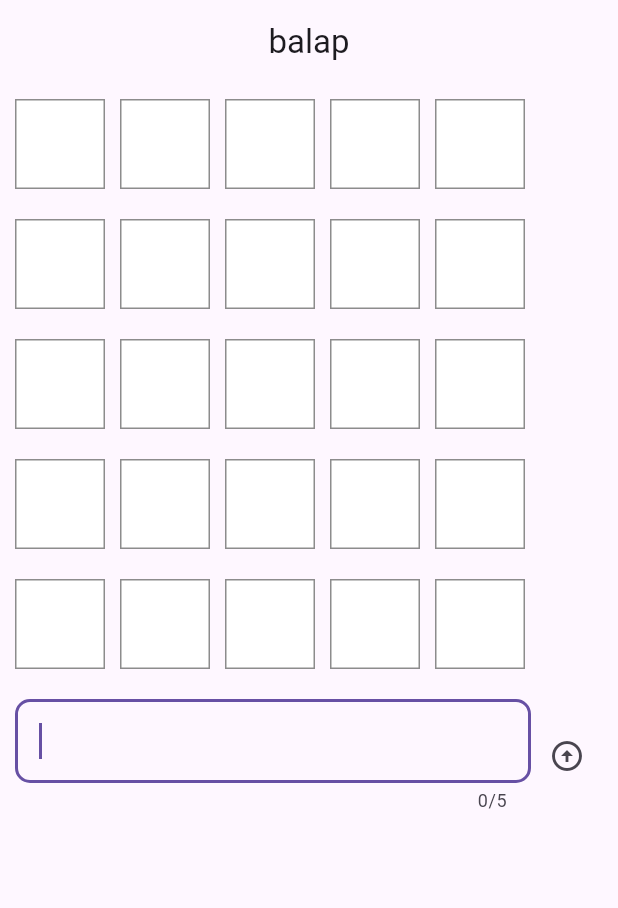
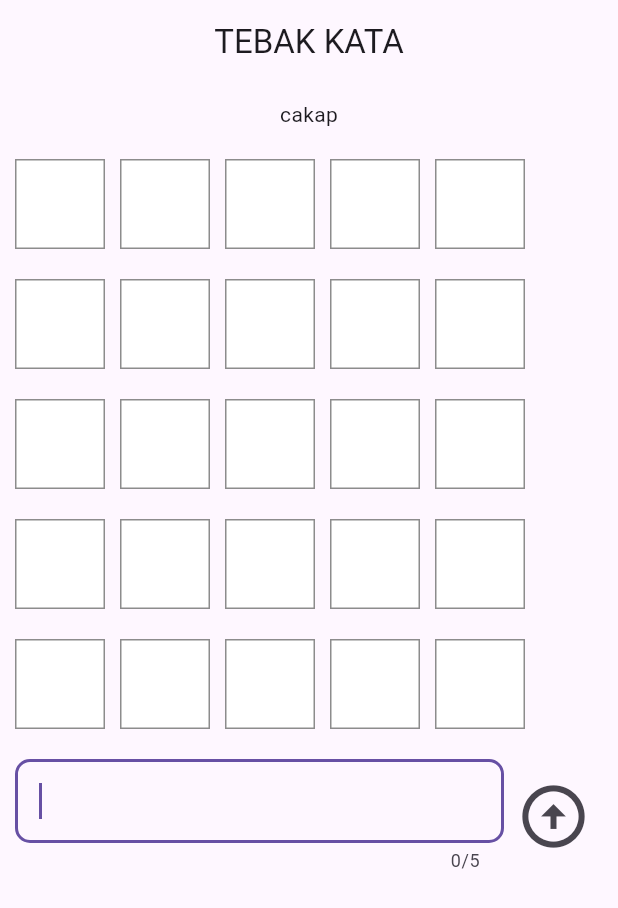
Before and after one commit to Nndokamal/flutter-tebak-kata, a Flutter app: the screen it shows after launch, after a tap on the "arrow circle up" icon, on a phone screen of 412 x 824 dp. Shown: the top 908 px of the screen. Run offline on Flutter 3.47's test engine with Material 3 defaults, Android fonts, the phone set to English and light mode, and no system bars.

Commit message:
update bug

```diff
--- a/fixme.txt
+++ b/fixme.txt
@@ -1,3 +1,2 @@
-fix bug input tidak boleh spasi ngulang
-fix kalau gagal
-fix ngulang jika benar dan belum selesai
+fix kalau gagal dan benar bisa bermain lagi
+fix add yellow
--- a/lib/main.dart
+++ b/lib/main.dart
@@ -1,16 +1,14 @@
 import 'dart:math';
 import 'package:flutter/material.dart';
-import 'KataLima.dart';
+import 'KataLima.dart' as lima;
 
 void main(){
-  runApp(MainApp());
+  runApp(mainApp());
 }
 
 
-class MainApp extends StatelessWidget{
-
-  MainApp({super.key});
-  static String kata = data.kata[Random().nextInt(100)];
+class mainApp extends StatelessWidget{
+  mainApp({super.key});
 
   @override
   Widget build(BuildContext context) {
@@ -19,7 +17,7 @@ class MainApp extends StatelessWidget{
           appBar: AppBar(
             title: Align(
               alignment: Alignment.center,
-            child: Text(kata),                  // fix me
+              child: Text("TEBAK KATA"),
             ),
           ),
           body: Center(
@@ -34,15 +32,17 @@ class MainApp extends StatelessWidget{
 class body extends StatefulWidget{
   body({super.key});
 
+  String kata = lima.data.kata[Random().nextInt(95)];
   @override
   State<body> createState() {
-    return BodyState();
+    return bodyState(kata);
   }
-
 }
-
-class BodyState extends State<body>{
+class bodyState extends State<body>{
+  bodyState(this.kata);
+  String kata;
   int barisKe = 0;
+  bool benar = false;
   List<Widget> rows = [
     Row(spacing: 10, children: [Kotak(" ", Colors.white), Kotak(" ", Colors.white), Kotak(" ", Colors.white), Kotak(" ", Colors.white), Kotak(" ", Colors.white)]),
     Row(spacing: 10, children: [Kotak(" ", Colors.white), Kotak(" ", Colors.white), Kotak(" ", Colors.white), Kotak(" ", Colors.white), Kotak(" ", Colors.white)]),
@@ -54,9 +54,8 @@ class BodyState extends State<body>{
   void CheckJawaban(String result){
     setState(() {
       List<Kotak> newKotak = [];
-
       for (int i = 0; i < rows.length; i++){
-        if(result[i] == MainApp.kata[i]){
+        if(result[i] == this.kata[i]){
           newKotak.add(Kotak(result[i], Colors.green));
         } else{
           newKotak.add(Kotak(result[i], Colors.red));
@@ -65,17 +64,40 @@ class BodyState extends State<body>{
       var newRow = Row(spacing: 10, children: newKotak);
       rows[barisKe] = newRow;
       barisKe++;
+
+      // jika benar semua
+      if (result == this.kata || barisKe == 5){
+        this.benar = true;
+      }
     });
   }
 
   List<Widget> returnRows(){
    List<Widget> data = [];
+   data.add(Text(this.kata));         // cheatCodeco
    for (var d in rows){
      data.add(d);
    }
    data.add(inputGuess((String data){
      CheckJawaban(data);
    }));
+
+   if(this.benar == true) {
+     data.add(
+         TextButton(
+             onPressed: () {
+               setState(() {
+                 for (int i = 0; i < this.rows.length; i++){
+                   this.rows[i] = Row(spacing: 10, children: [Kotak(" ", Colors.white), Kotak(" ", Colors.white), Kotak(" ", Colors.white), Kotak(" ", Colors.white), Kotak(" ", Colors.white)]);
+                 }
+                 this.barisKe = 0;
+                 this.benar = false;
+                 this.kata = lima.data.kata[Random().nextInt(95)];
+               });
+             },
+             child: Text("main lagi"))
+     );
+   }
    return data;
   }
 
@@ -151,6 +173,7 @@ class inputGuessState extends State<inputGuess>{
               textEditingController.clear();
               focusNode.requestFocus();
             },
+            iconSize: 50,
             icon: Icon(Icons.arrow_circle_up)
         ),
       ],
```
Lines whose indentation alone changed are shown as unchanged.
